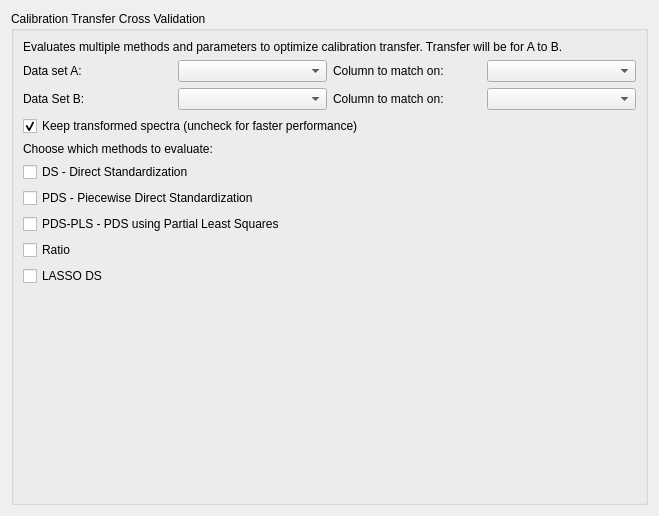
tthatcher95/PyHAT_Point_Spectra_GUI, file ui/CalibrationTransferCV.ui: the form before one commit.
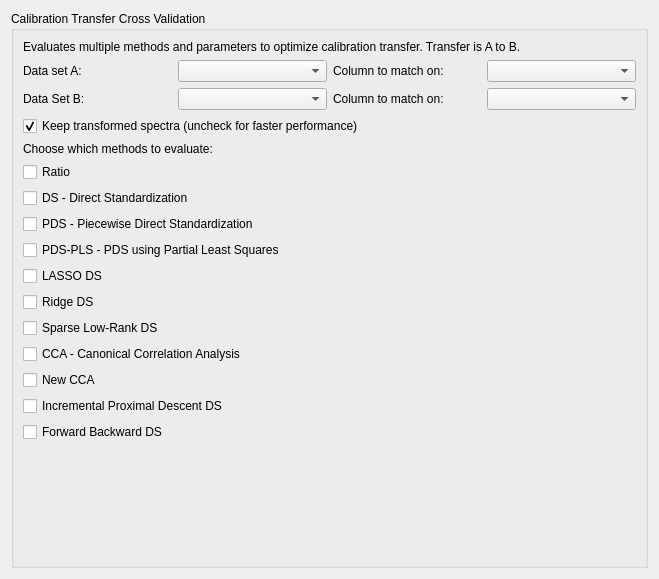
The form after the commit.

Commit message: Implement all methods for caltran CV

```diff
--- a/ui/CalibrationTransferCV.ui
+++ b/ui/CalibrationTransferCV.ui
@@ -7,7 +7,7 @@
     <x>0</x>
     <y>0</y>
     <width>659</width>
-    <height>516</height>
+    <height>579</height>
    </rect>
   </property>
   <property name="windowTitle">
@@ -23,7 +23,7 @@
       <item row="0" column="0">
        <widget class="QLabel" name="infolabel">
         <property name="text">
-         <string>Evaluates multiple methods and parameters to optimize calibration transfer. Transfer will be for A to B.</string>
+         <string>Evaluates multiple methods and parameters to optimize calibration transfer. Transfer is A to B.</string>
         </property>
        </widget>
       </item>
@@ -94,6 +94,16 @@
           </property>
          </widget>
         </item>
+        <item>
+         <widget class="QCheckBox" name="Ratiocheckbox">
+          <property name="text">
+           <string>Ratio</string>
+          </property>
+         </widget>
+        </item>
+        <item>
+         <layout class="QVBoxLayout" name="RatioLayout"/>
+        </item>
         <item>
          <widget class="QCheckBox" name="DScheckbox">
           <property name="text">
@@ -124,13 +134,6 @@
         <item>
          <layout class="QVBoxLayout" name="PDSPLSlayout"/>
         </item>
-        <item>
-         <widget class="QCheckBox" name="Ratiocheckbox">
-          <property name="text">
-           <string>Ratio</string>
-          </property>
-         </widget>
-        </item>
         <item>
          <widget class="QCheckBox" name="LASSODScheckbox">
           <property name="text">
@@ -141,6 +144,66 @@
         <item>
          <layout class="QVBoxLayout" name="LASSODSlayout"/>
         </item>
+        <item>
+         <widget class="QCheckBox" name="RidgeDScheckBox">
+          <property name="text">
+           <string>Ridge DS</string>
+          </property>
+         </widget>
+        </item>
+        <item>
+         <layout class="QVBoxLayout" name="RidgeDSlayout"/>
+        </item>
+        <item>
+         <widget class="QCheckBox" name="SparseDScheckBox">
+          <property name="text">
+           <string>Sparse Low-Rank DS</string>
+          </property>
+         </widget>
+        </item>
+        <item>
+         <layout class="QVBoxLayout" name="SparseLayout"/>
+        </item>
+        <item>
+         <widget class="QCheckBox" name="CCAcheckBox">
+          <property name="text">
+           <string>CCA - Canonical Correlation Analysis</string>
+          </property>
+         </widget>
+        </item>
+        <item>
+         <layout class="QVBoxLayout" name="CCAlayout"/>
+        </item>
+        <item>
+         <widget class="QCheckBox" name="NewCCAcheckBox">
+          <property name="text">
+           <string>New CCA</string>
+          </property>
+         </widget>
+        </item>
+        <item>
+         <layout class="QVBoxLayout" name="NewCCALayout"/>
+        </item>
+        <item>
+         <widget class="QCheckBox" name="IPDDScheckBox">
+          <property name="text">
+           <string>Incremental Proximal Descent DS</string>
+          </property>
+         </widget>
+        </item>
+        <item>
+         <layout class="QVBoxLayout" name="IPDDSlayout"/>
+        </item>
+        <item>
+         <widget class="QCheckBox" name="ForwardBackwardcheckBox">
+          <property name="text">
+           <string>Forward Backward DS</string>
+          </property>
+         </widget>
+        </item>
+        <item>
+         <layout class="QVBoxLayout" name="FBDSlayout"/>
+        </item>
        </layout>
       </item>
      </layout>
```
The commit also changes 24 other files.
